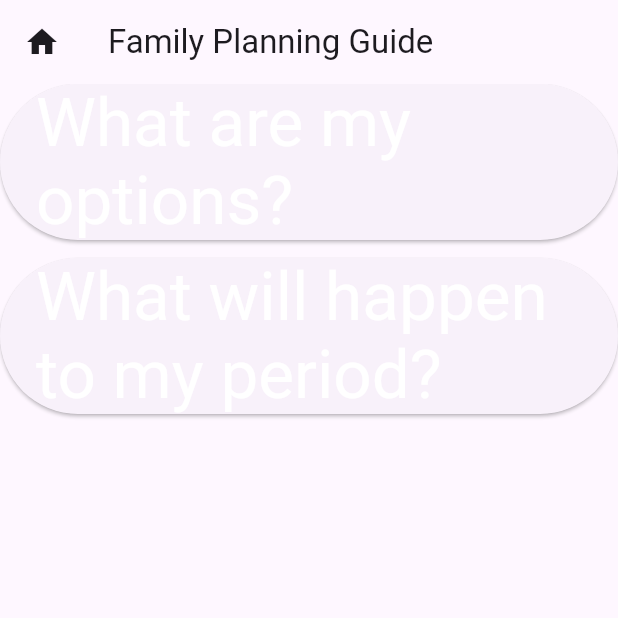
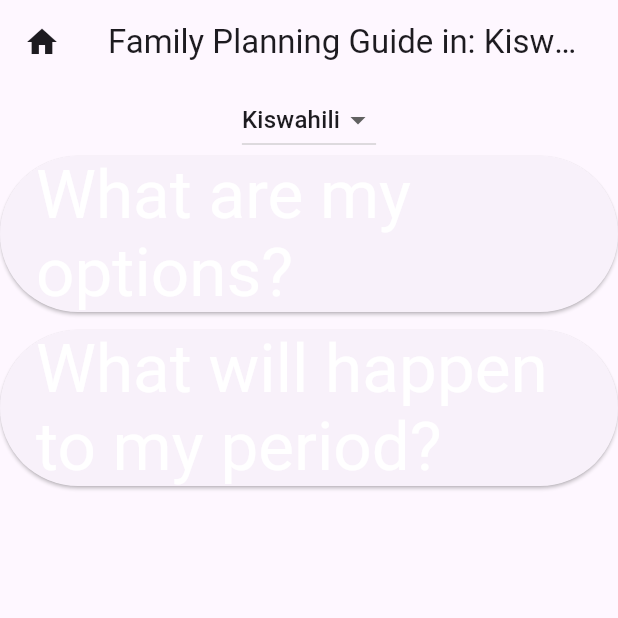
Before and after one commit to caitlynrawlings/ContentApp, a Flutter app: the screen it shows after launch, on a phone screen of 412 x 824 dp, the top half of it. Run offline on Flutter 3.47's test engine with Material 3 defaults, Android fonts, the phone set to English and light mode, and no system bars.

Commit message:
added language selection

```diff
--- a/lib/main.dart
+++ b/lib/main.dart
@@ -2,7 +2,31 @@ import 'package:flutter/material.dart';
 import 'page.dart';
 import 'page_content.dart';
 
+var pageToContent = {
+  "What are my options?": <PageContent>[
+    PageContent(
+      contentType: 'header',
+      value: 'Content of Page options page',
+    ),
+    PageContent(
+      contentType: 'image',
+      value: 'img',
+    ),
+  ],
+  "What will happen to my period?": <PageContent>[
+    PageContent(
+      contentType: 'header',
+      value: 'Content of Page period page',
+    ),
+    PageContent(
+      contentType: 'image',
+      value: 'img2',
+    ),
+  ],
+};
+
 const pages = ["What are my options?", "What will happen to my period?"];
+const languages = ["Kiswahili", "Dholuo", "English"];
 
 void main() {
   runApp(const MyApp());
@@ -35,6 +59,7 @@ class MyHomePage extends StatefulWidget {
 
 class _MyHomePageState extends State<MyHomePage> {
   int selectedIndex = 0;
+  String selectedLanguage = languages[0]; // Variable to store the selected language
 
   @override
   Widget build(BuildContext context) {
@@ -50,14 +75,22 @@ class _MyHomePageState extends State<MyHomePage> {
                 });
               },
             ),
-            title: const Text('Family Planning Guide'),
+            title: Text('Family Planning Guide in: $selectedLanguage'),
           ),
           body: Column(
             children: [
+              LanguageDropdown(
+                selectedLanguage: selectedLanguage,
+                onChanged: (String newValue) {
+                  setState(() {
+                    selectedLanguage = newValue;
+                  });
+                },
+              ),
               Expanded(
                 child: selectedIndex == 0
                     ? Center(
-                        child: MyMenuPage(
+                        child: MenuPage(
                           pages: pages,
                           onSelectPage: (index) {
                             setState(() {
@@ -67,10 +100,7 @@ class _MyHomePageState extends State<MyHomePage> {
                         ),
                       )
                     : CustomPage(
-                        content: [
-                          PageContent(contentType: 'header', value: 'Content of Page $selectedIndex'),
-                          PageContent(contentType: 'image', value: 'img'),
-                        ],
+                        content: pageToContent[pages[selectedIndex]] ?? [],
                       ),
               ),
             ],
@@ -81,11 +111,11 @@ class _MyHomePageState extends State<MyHomePage> {
   }
 }
 
-class MyMenuPage extends StatelessWidget {
+class MenuPage extends StatelessWidget {
   final List<String> pages;
   final Function(int) onSelectPage;
 
-  const MyMenuPage({
+  const MenuPage({
     Key? key,
     required this.pages,
     required this.onSelectPage,
@@ -138,3 +168,37 @@ class PageButton extends StatelessWidget {
     );
   }
 }
+
+class LanguageDropdown extends StatefulWidget {
+  final String selectedLanguage;
+  final ValueChanged<String> onChanged;
+
+  const LanguageDropdown({
+    Key? key,
+    required this.selectedLanguage,
+    required this.onChanged,
+  }) : super(key: key);
+
+  @override
+  _LanguageDropdownState createState() => _LanguageDropdownState();
+}
+
+class _LanguageDropdownState extends State<LanguageDropdown> {
+  @override
+  Widget build(BuildContext context) {
+    return DropdownButton<String>(
+      value: widget.selectedLanguage,
+      onChanged: (String? newValue) {
+        widget.onChanged(newValue ?? languages[0]);
+      },
+      items: languages
+          .map<DropdownMenuItem<String>>((String value) {
+            return DropdownMenuItem<String>(
+              value: value,
+              child: Text(value),
+            );
+          })
+          .toList(),
+    );
+  }
+}
```
